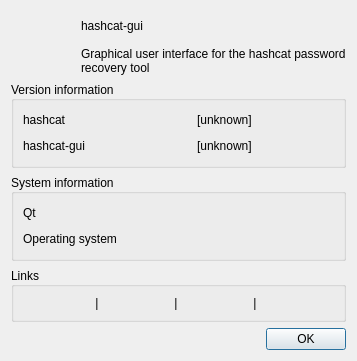
First picture: the form in src/aboutdialog.ui, repository rgroesslinger/hashcat-gui, before the edit.
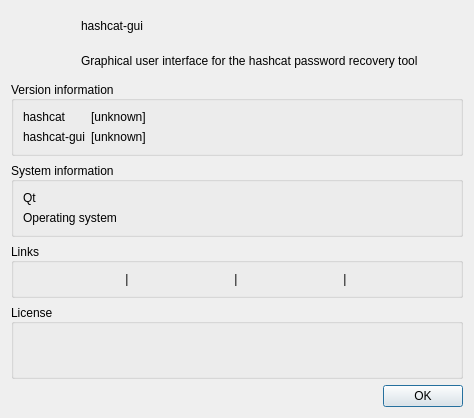
Second picture: the form after the edit.

Commit message:
Name the licenses of hashcat-gui and of hashcat
Both programs are free software and both say so in their own license, so
the dialog names them and links their texts. Each license has its own line,
and the tooltip of a link says where its text is.

The version text is now wrapped before it reaches its label. A label breaks
its text at word boundaries only and does not tell its layout how tall the
result becomes, so a long error message from hashcat was cut off instead of
growing the dialog. The groups of the dialog use grid layouts now, so the
names and the values line up.

Patch:
```diff
--- a/src/aboutdialog.ui
+++ b/src/aboutdialog.ui
@@ -81,14 +81,8 @@
      <property name="checkable">
       <bool>false</bool>
      </property>
-     <layout class="QVBoxLayout" name="verticalLayout_7">
-      <item>
-       <layout class="QHBoxLayout" name="horizontalLayout_2">
-        <item>
-         <layout class="QHBoxLayout" name="horizontalLayout">
-          <item>
-           <layout class="QVBoxLayout" name="verticalLayout">
-            <item>
+     <layout class="QGridLayout" name="gridLayout_versions">
+      <item row="0" column="0">
              <widget class="QLabel" name="label_hc_version_text">
               <property name="text">
                <string notr="true">hashcat</string>
@@ -98,28 +92,14 @@
               </property>
              </widget>
             </item>
-           </layout>
-          </item>
-          <item>
-           <spacer name="horizontalSpacer_3">
-            <property name="orientation">
-             <enum>Qt::Orientation::Horizontal</enum>
-            </property>
-            <property name="sizeType">
-             <enum>QSizePolicy::Policy::Preferred</enum>
-            </property>
-            <property name="sizeHint" stdset="0">
-             <size>
-              <width>30</width>
-              <height>20</height>
-             </size>
-            </property>
-           </spacer>
-          </item>
-          <item>
-           <layout class="QVBoxLayout" name="verticalLayout_2">
-            <item>
+      <item row="0" column="1">
              <widget class="QLabel" name="label_hc_version">
+        <property name="minimumSize">
+         <size>
+          <width>360</width>
+          <height>0</height>
+         </size>
+        </property>
               <property name="maximumSize">
                <size>
                 <width>360</width>
@@ -134,19 +114,7 @@
               </property>
              </widget>
             </item>
-           </layout>
-          </item>
-         </layout>
-        </item>
-       </layout>
-      </item>
-      <item>
-       <layout class="QHBoxLayout" name="horizontalLayout_4">
-        <item>
-         <layout class="QHBoxLayout" name="horizontalLayout_5">
-          <item>
-           <layout class="QVBoxLayout" name="verticalLayout_5">
-            <item>
+      <item row="1" column="0">
              <widget class="QLabel" name="label_hc_gui_version_text">
               <property name="text">
                <string notr="true">hashcat-gui</string>
@@ -156,38 +124,15 @@
               </property>
              </widget>
             </item>
-           </layout>
-          </item>
-          <item>
-           <spacer name="horizontalSpacer_4">
-            <property name="orientation">
-             <enum>Qt::Orientation::Horizontal</enum>
-            </property>
-            <property name="sizeType">
-             <enum>QSizePolicy::Policy::Preferred</enum>
-            </property>
-            <property name="sizeHint" stdset="0">
-             <size>
-              <width>30</width>
-              <height>20</height>
-             </size>
-            </property>
-           </spacer>
-          </item>
-          <item>
-           <layout class="QVBoxLayout" name="verticalLayout_6">
-            <item>
+      <item row="1" column="1">
              <widget class="QLabel" name="label_hc_gui_version">
               <property name="text">
                <string>[unknown]</string>
               </property>
-             </widget>
-            </item>
-           </layout>
-          </item>
-         </layout>
-        </item>
-       </layout>
+        <property name="alignment">
+         <set>Qt::AlignmentFlag::AlignLeading|Qt::AlignmentFlag::AlignLeft|Qt::AlignmentFlag::AlignVCenter</set>
+        </property>
+       </widget>
       </item>
      </layout>
     </widget>
@@ -203,10 +148,8 @@
      <property name="checkable">
       <bool>false</bool>
      </property>
-     <layout class="QVBoxLayout" name="verticalLayout_system">
-      <item>
-       <layout class="QHBoxLayout" name="horizontalLayout_qt">
-        <item>
+     <layout class="QGridLayout" name="gridLayout_system">
+      <item row="0" column="0">
          <widget class="QLabel" name="label_qt_version_text">
           <property name="text">
            <string notr="true">Qt</string>
@@ -216,34 +159,17 @@
           </property>
          </widget>
         </item>
-        <item>
-         <spacer name="horizontalSpacer_qt">
-          <property name="orientation">
-           <enum>Qt::Orientation::Horizontal</enum>
-          </property>
-          <property name="sizeType">
-           <enum>QSizePolicy::Policy::Preferred</enum>
-          </property>
-          <property name="sizeHint" stdset="0">
-           <size>
-            <width>30</width>
-            <height>20</height>
-           </size>
-          </property>
-         </spacer>
-        </item>
-        <item>
+      <item row="0" column="1">
          <widget class="QLabel" name="label_qt_version">
           <property name="text">
            <string/>
           </property>
-         </widget>
-        </item>
-       </layout>
-      </item>
-      <item>
-       <layout class="QHBoxLayout" name="horizontalLayout_os">
-        <item>
+        <property name="alignment">
+         <set>Qt::AlignmentFlag::AlignLeading|Qt::AlignmentFlag::AlignLeft|Qt::AlignmentFlag::AlignVCenter</set>
+        </property>
+       </widget>
+      </item>
+      <item row="1" column="0">
          <widget class="QLabel" name="label_os_text">
           <property name="text">
            <string>Operating system</string>
@@ -253,30 +179,15 @@
           </property>
          </widget>
         </item>
-        <item>
-         <spacer name="horizontalSpacer_os">
-          <property name="orientation">
-           <enum>Qt::Orientation::Horizontal</enum>
-          </property>
-          <property name="sizeType">
-           <enum>QSizePolicy::Policy::Preferred</enum>
-          </property>
-          <property name="sizeHint" stdset="0">
-           <size>
-            <width>30</width>
-            <height>20</height>
-           </size>
-          </property>
-         </spacer>
-        </item>
-        <item>
+      <item row="1" column="1">
          <widget class="QLabel" name="label_os">
           <property name="text">
            <string/>
           </property>
-         </widget>
-        </item>
-       </layout>
+        <property name="alignment">
+         <set>Qt::AlignmentFlag::AlignLeading|Qt::AlignmentFlag::AlignLeft|Qt::AlignmentFlag::AlignVCenter</set>
+        </property>
+       </widget>
       </item>
      </layout>
     </widget>
@@ -414,6 +325,53 @@
      </layout>
     </widget>
    </item>
+   <item>
+    <widget class="QGroupBox" name="groupBox_license">
+     <property name="title">
+      <string>License</string>
+     </property>
+     <property name="alignment">
+      <set>Qt::AlignmentFlag::AlignLeft|Qt::AlignmentFlag::AlignVCenter</set>
+     </property>
+     <property name="checkable">
+      <bool>false</bool>
+     </property>
+     <layout class="QVBoxLayout" name="verticalLayout_license">
+      <item>
+       <widget class="QLabel" name="label_license_gui">
+        <property name="text">
+         <string/>
+        </property>
+        <property name="textInteractionFlags">
+         <set>Qt::TextInteractionFlag::LinksAccessibleByMouse|Qt::TextInteractionFlag::LinksAccessibleByKeyboard</set>
+        </property>
+        <property name="openExternalLinks">
+         <bool>true</bool>
+        </property>
+        <property name="wordWrap">
+         <bool>true</bool>
+        </property>
+       </widget>
+      </item>
+      <item>
+       <widget class="QLabel" name="label_license_hashcat">
+        <property name="text">
+         <string/>
+        </property>
+        <property name="textInteractionFlags">
+         <set>Qt::TextInteractionFlag::LinksAccessibleByMouse|Qt::TextInteractionFlag::LinksAccessibleByKeyboard</set>
+        </property>
+        <property name="openExternalLinks">
+         <bool>true</bool>
+        </property>
+        <property name="wordWrap">
+         <bool>true</bool>
+        </property>
+       </widget>
+      </item>
+     </layout>
+    </widget>
+   </item>
    <item>
     <layout class="QHBoxLayout" name="horizontalLayout_3">
      <item>
```
Lines whose indentation alone changed are shown as unchanged. The commit also changes 4 other files.
